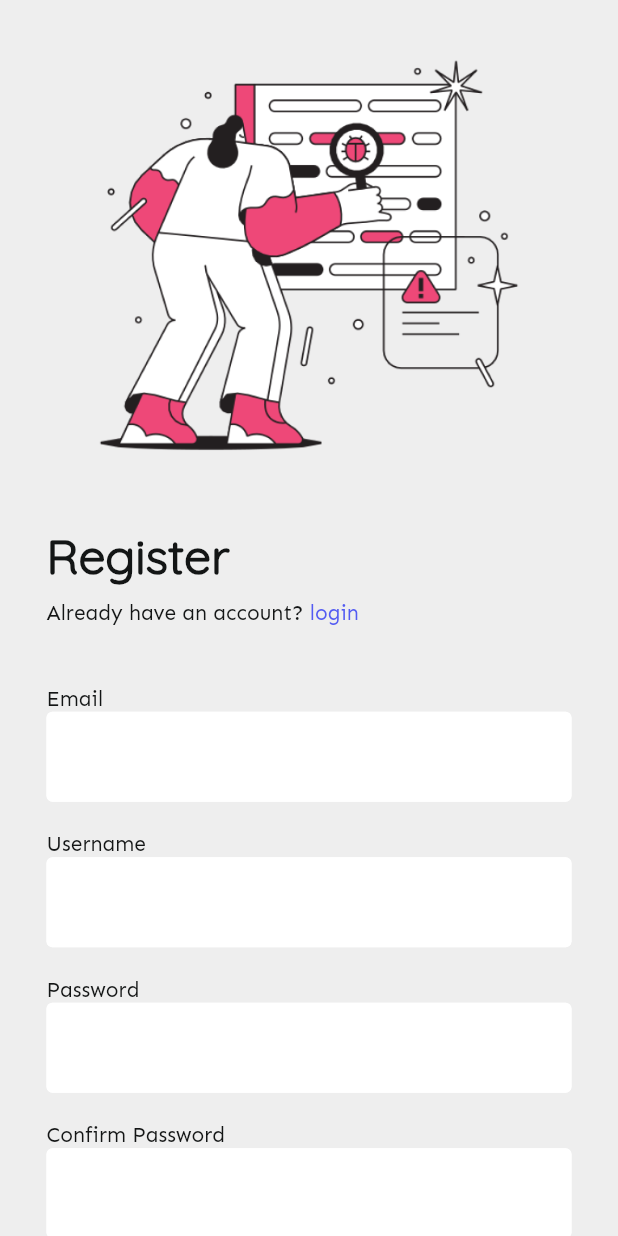
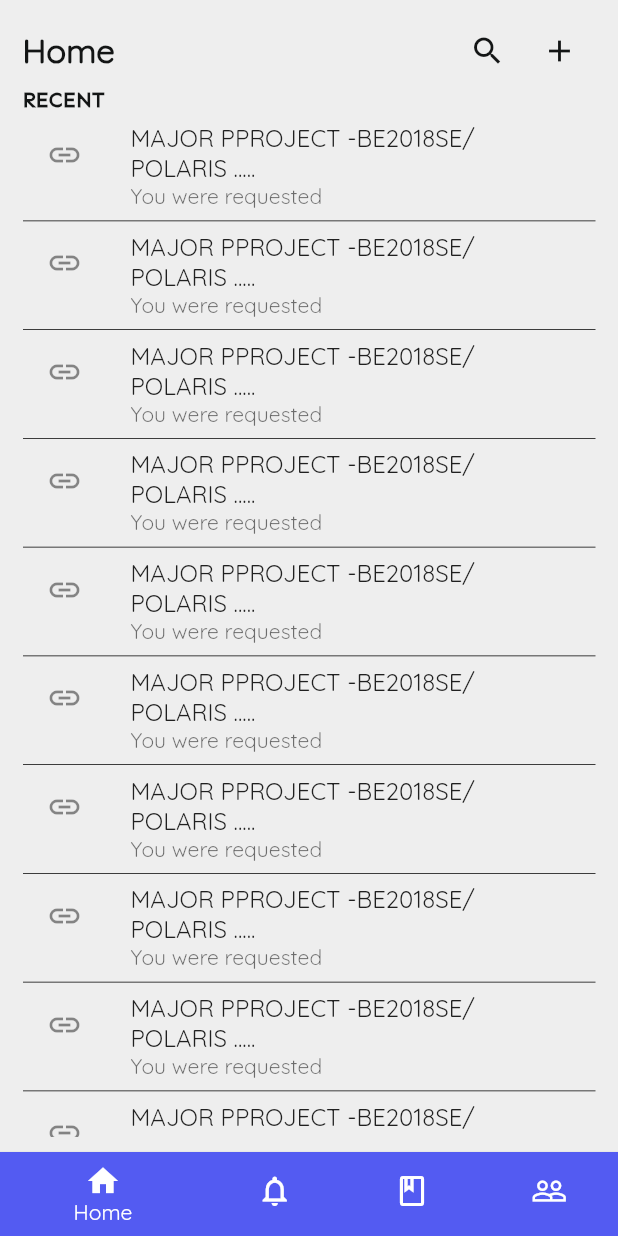
Before and after one commit to Polaris-Suite/polaris_suite_app, a Flutter app: the screen it shows after launch, on a phone screen of 412 x 824 dp. Run offline on Flutter 3.47's test engine with Material 2 defaults, Android fonts, the phone set to English and light mode, and no system bars; our stand-ins replace another_flushbar, shared_preferences.

Commit message:
home screens and navbar

```diff
--- a/lib/main.dart
+++ b/lib/main.dart
@@ -3,6 +3,7 @@ import 'package:polaris_suite_app/resources/colors/colors.dart';
 import 'package:polaris_suite_app/utils/routes/routes.dart';
 import 'package:polaris_suite_app/utils/routes/routes_name.dart';
 import 'package:polaris_suite_app/view_model/auth_view_model.dart';
+import 'package:polaris_suite_app/view_model/wrapper_screen_view_model.dart';
 import 'package:provider/provider.dart';
 
 void main() {
@@ -20,7 +21,10 @@ class MyApp extends StatelessWidget {
         ),
         ChangeNotifierProvider(
           create: (context) => AuthProvider(),
-        )
+        ),
+        ChangeNotifierProvider(
+          create: (context) => WrapperScreenViewProvider(),
+        ),
       ],
       child: MaterialApp(
         title: 'Polaris Suite',
@@ -31,7 +35,7 @@ class MyApp extends StatelessWidget {
             iconTheme: const IconThemeData(
               color: AppColors.neutralDark,
             )),
-        initialRoute: RoutesName.signup,
+        initialRoute: RoutesName.bottomNavBar,
         onGenerateRoute: Routes.generateRoutes,
       ),
     );
--- /dev/null
+++ b/lib/resources/constants/token_names.dart
@@ -0,0 +1 @@
+class TokenNames {}
--- a/lib/utils/routes/routes.dart
+++ b/lib/utils/routes/routes.dart
@@ -3,11 +3,17 @@ import 'package:polaris_suite_app/utils/routes/routes_name.dart';
 import 'package:polaris_suite_app/view/forgot_password_screen.dart';
 import 'package:polaris_suite_app/view/login_screen.dart';
 import 'package:polaris_suite_app/view/reset_password_screen.dart';
+import 'package:polaris_suite_app/view/screens/bottom_nav_screen.dart';
 import 'package:polaris_suite_app/view/signup_screen.dart';
+import 'package:polaris_suite_app/view/splash_screen.dart';
 
 class Routes {
   static Route<dynamic> generateRoutes(RouteSettings settings) {
     switch (settings.name) {
+      case RoutesName.splash:
+        return MaterialPageRoute(
+          builder: (BuildContext context) => const SplashScreen(),
+        );
       case RoutesName.login:
         return MaterialPageRoute(
           builder: (BuildContext context) => const LoginScreen(),
@@ -22,7 +28,12 @@ class Routes {
         );
       case RoutesName.resetPassword:
         return MaterialPageRoute(
-            builder: (BuildContext context) => const ResetPasswordScreen());
+          builder: (BuildContext context) => const ResetPasswordScreen(),
+        );
+      case RoutesName.bottomNavBar:
+        return MaterialPageRoute(
+          builder: (BuildContext context) => const BottomNavScreen(),
+        );
       default:
         return MaterialPageRoute(builder: (_) {
           return const Scaffold(
--- a/lib/utils/routes/routes_name.dart
+++ b/lib/utils/routes/routes_name.dart
@@ -1,4 +1,7 @@
 class RoutesName {
+  //splash screen route
+  static const String splash = 'splash_screen';
+
   //login screen route
   static const String login = "login_screen";
 
@@ -10,4 +13,7 @@ class RoutesName {
 
   //reset password screen route name
   static const String resetPassword = "reset_password_screen";
+
+  //bottomNavBar Screens
+  static const String bottomNavBar = "bottom_navbar";
 }
--- /dev/null
+++ b/lib/view/screens/bottom_nav_screen.dart
@@ -0,0 +1,86 @@
+import 'package:flutter/material.dart';
+import 'package:polaris_suite_app/resources/colors/colors.dart';
+import 'package:polaris_suite_app/view/screens/document_explore_screen.dart';
+// import 'package:polaris_suite_app/view/screens/explore_document_screen.dart';
+import 'package:polaris_suite_app/view/screens/home_screens.dart';
+import 'package:polaris_suite_app/view/screens/notification_screen.dart';
+import 'package:polaris_suite_app/view/screens/profile_screen.dart';
+import 'package:polaris_suite_app/view_model/wrapper_screen_view_model.dart';
+import 'package:provider/provider.dart';
+
+class BottomNavScreen extends StatefulWidget {
+  const BottomNavScreen({super.key});
+
+  @override
+  State<BottomNavScreen> createState() => _BottomNavScreenState();
+}
+
+class _BottomNavScreenState extends State<BottomNavScreen> {
+  //screens
+  List<dynamic> screens = [
+    HomeScreen(),
+    NotificationScreen(),
+    DocumentExploreScreen(),
+    ProfileScreen(),
+  ];
+  @override
+  Widget build(BuildContext context) {
+    final screenProvider =
+        Provider.of<WrapperScreenViewProvider>(context, listen: true);
+    return Scaffold(
+      body: screens[screenProvider.currentIndex],
+      //
+      bottomNavigationBar: Consumer<WrapperScreenViewProvider>(
+        builder: (context, newvalue, child) {
+          return BottomNavigationBar(
+            backgroundColor: AppColors.primaryColor,
+            showSelectedLabels: true,
+            elevation: 1.5,
+            currentIndex: newvalue.currentIndex,
+            onTap: (value) {
+              newvalue.setNewIndex(value);
+            },
+            items: [
+              BottomNavigationBarItem(
+                label: 'Home',
+                icon: Icon(
+                  newvalue.currentIndex == 0 ? Icons.home : Icons.home_outlined,
+                ),
+                backgroundColor: AppColors.primaryColor,
+              ),
+
+              //
+              BottomNavigationBarItem(
+                label: 'Notifications',
+                icon: Icon(
+                  newvalue.currentIndex == 1
+                      ? Icons.notifications
+                      : Icons.notifications_none,
+                ),
+                backgroundColor: AppColors.primaryColor,
+              ),
+
+              //
+              BottomNavigationBarItem(
+                label: 'Explore',
+                icon: Icon(
+                  newvalue.currentIndex == 2 ? Icons.book : Icons.book_outlined,
+                ),
+              ),
+
+              //
+              BottomNavigationBarItem(
+                label: 'Profile',
+                icon: Icon(
+                  newvalue.currentIndex == 3
+                      ? Icons.people
+                      : Icons.people_outline,
+                ),
+              ),
+            ],
+          );
+        },
+      ),
+    );
+  }
+}
--- /dev/null
+++ b/lib/view/screens/home_screens.dart
@@ -0,0 +1,113 @@
+import 'package:flutter/material.dart';
+import 'package:polaris_suite_app/resources/components/custom_textfield.dart';
+import 'package:polaris_suite_app/resources/styles/text_styles.dart';
+
+class HomeScreen extends StatefulWidget {
+  const HomeScreen({super.key});
+
+  @override
+  State<HomeScreen> createState() => _HomeScreenState();
+}
+
+class _HomeScreenState extends State<HomeScreen> {
+  //
+  bool isTapped = false;
+  //
+  TextEditingController _searchTextController = TextEditingController();
+  FocusNode focusNode = FocusNode();
+  @override
+  Widget build(BuildContext context) {
+    return Scaffold(
+      backgroundColor: Colors.grey.shade200,
+      body: SafeArea(
+        child: Padding(
+          padding: const EdgeInsets.symmetric(
+            horizontal: 15,
+            vertical: 10,
+          ),
+          child: SingleChildScrollView(
+            child: Column(
+              mainAxisAlignment: MainAxisAlignment.start,
+              crossAxisAlignment: CrossAxisAlignment.start,
+              children: [
+                //Header
+                Padding(
+                  padding: const EdgeInsets.symmetric(),
+                  child: isTapped == false
+                      ? Row(
+                          mainAxisAlignment: MainAxisAlignment.spaceBetween,
+                          children: [
+                            const Text(
+                              'Home',
+                              style: AppTextStyle.textH3,
+                            ),
+                            Row(
+                              children: [
+                                IconButton(
+                                  onPressed: () {
+                                    setState(() {
+                                      isTapped = !isTapped;
+                                    });
+                                  },
+                                  icon: const Icon(Icons.search),
+                                ),
+                                IconButton(
+                                  onPressed: () {
+                                    print('CREATE =====================>>>>');
+                                  },
+                                  icon: const Icon(Icons.add),
+                                )
+                              ],
+                            ),
+                          ],
+                        )
+                      : TextFormField(
+                          decoration: InputDecoration(
+                              border: const OutlineInputBorder(),
+                              hintText: 'Search',
+                              prefixIcon: IconButton(
+                                onPressed: () {
+                                  setState(() {
+                                    isTapped = false;
+                                  });
+                                },
+                                icon: const Icon(Icons.arrow_back_ios),
+                              )),
+                        ),
+                ),
+
+                //SHORTCUT
+                // Text('SHORTCUT'),
+
+                //RECENT
+                const Text(
+                  'RECENT',
+                  style: AppTextStyle.textH6,
+                ),
+                ListView.separated(
+                  shrinkWrap: true,
+                  physics: const NeverScrollableScrollPhysics(),
+                  itemCount: 20,
+                  separatorBuilder: (context, index) {
+                    return Container(
+                      height: 0.5,
+                      width: MediaQuery.of(context).size.width,
+                      color: Colors.black,
+                    );
+                  },
+                  itemBuilder: (context, index) {
+                    return ListTile(
+                      leading: Icon(Icons.link),
+                      title: Text('MAJOR PPROJECT -BE2018SE/ POLARIS .....'),
+                      subtitle: Text('You were requested'),
+                    );
+                  },
+                ),
+              ],
+            ),
+          ),
+        ),
+      ),
+    );
+  }
+}
--- a/lib/view_model/auth_view_model.dart
+++ b/lib/view_model/auth_view_model.dart
@@ -4,11 +4,11 @@ import 'package:flutter/material.dart';
 import 'package:http/http.dart' as http;
 import 'package:polaris_suite_app/resources/colors/colors.dart';
 import 'package:polaris_suite_app/utils/utils.dart';
-import 'package:flutter_dotenv/flutter_dotenv.dart';
+// import 'package:flutter_dotenv/flutter_dotenv.dart';
 
 class AuthProvider with ChangeNotifier {
   //for url
-  String? url = dotenv.env['BACKEND_URL_WITH_PORT'];
+  // String? url = dotenv.env['BACKEND_URL_WITH_PORT'];
 
   //for loading
   bool _isloading = false;
@@ -25,7 +25,7 @@ class AuthProvider with ChangeNotifier {
     setLoading(true);
     try {
       final resp = await http.post(
-        Uri.parse('$url/auth/register'),
+        Uri.parse('/auth/register'),
         headers: <String, String>{
           'Content-Type': 'application/json; charset=UTF-8',
         },
@@ -66,7 +66,7 @@ class AuthProvider with ChangeNotifier {
   void login(String email, String password, BuildContext context) async {
     try {
       final response = await http.post(
-        Uri.parse('$url/auth/register'),
+        Uri.parse('/auth/register'),
         headers: <String, String>{
           'Content-Type': 'application/json; charset=UTF-8',
         },
--- /dev/null
+++ b/lib/view_model/wrapper_screen_view_model.dart
@@ -0,0 +1,14 @@
+import 'package:flutter/material.dart';
+
+class WrapperScreenViewProvider extends ChangeNotifier {
+  int _currentIndex = 0;
+
+  //getter
+  int get currentIndex => _currentIndex;
+
+  //setter
+  void setNewIndex(int newValue) {
+    _currentIndex = newValue;
+    notifyListeners();
+  }
+}
--- a/pubspec.yaml
+++ b/pubspec.yaml
@@ -39,7 +39,7 @@ dependencies:
   provider: ^6.0.5
   another_flushbar: ^1.12.30
   shared_preferences: ^2.1.1
-  flutter_dotenv: ^5.1.0
+
 
 dev_dependencies:
   flutter_test:
@@ -65,7 +65,7 @@ flutter:
   # To add assets to your application, add an assets section, like this:
   assets:
     - assets/images/
-    - .env
+
 
   # An image asset can refer to one or more resolution-specific "variants", see
   # https://flutter.dev/assets-and-images/#resolution-aware
```
Also changed, not shown: lib/view/screens/document_explore_screen.dart (added, +19 -0 lines), lib/view/screens/notification_screen.dart (added, +19 -0 lines), lib/view/screens/profile_screen.dart (added, +19 -0 lines), lib/view/splash_screen.dart (added, +23 -0 lines), lib/view_model/token_view_model.dart (added, +13 -0 lines), lib/models/token_model.dart (added), pubspec.lock.
